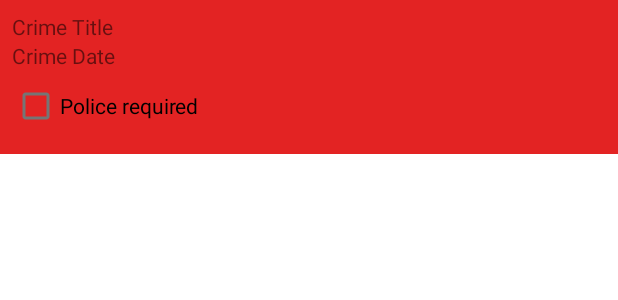
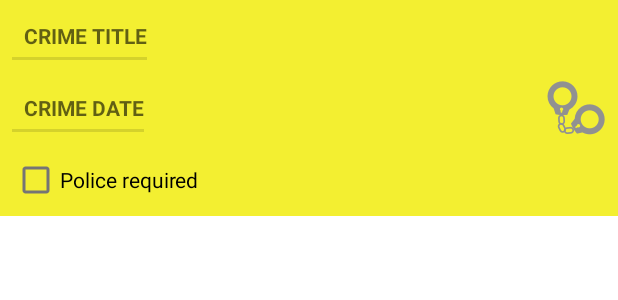
Before and after one commit to VitalyPerm/CriminalIntent, an Android app: the layout list_item_crime_police_required.xml on its own in the app's theme, with its tools: preview values and no code run, on a phone screen of 412 x 824 dp. Shown: the top 300 px of the screen. Run offline under Robolectric (Android 15) with nearby library versions, the phone set to English and light mode, and no system bars.

Commit message:
lesson 11

```diff
--- a/app/build.gradle
+++ b/app/build.gradle
@@ -1,6 +1,7 @@
 plugins {
     id 'com.android.application'
     id 'kotlin-android'
+    id 'kotlin-kapt'
 }
 
 android {
@@ -36,6 +37,8 @@ android {
 dependencies {
     implementation 'androidx.lifecycle:lifecycle-extensions:2.2.0'
     implementation 'androidx.recyclerview:recyclerview:1.2.1'
+    implementation 'androidx.room:room-runtime:2.4.0-alpha03'
+    kapt("androidx.room:room-compiler:2.3.0")
 
     implementation "org.jetbrains.kotlin:kotlin-stdlib:$kotlin_version"
     implementation 'androidx.core:core-ktx:1.6.0'
--- a/app/src/main/AndroidManifest.xml
+++ b/app/src/main/AndroidManifest.xml
@@ -3,6 +3,7 @@
     package="com.elvitalya.criminalintent">
 
     <application
+        android:name=".CriminalIntentApplication"
         android:allowBackup="true"
         android:icon="@mipmap/ic_launcher"
         android:label="@string/app_name"
--- a/app/src/main/java/com/elvitalya/criminalintent/Crime.kt
+++ b/app/src/main/java/com/elvitalya/criminalintent/Crime.kt
@@ -1,9 +1,11 @@
 package com.elvitalya.criminalintent
 
+import androidx.room.Entity
+import androidx.room.PrimaryKey
 import java.util.*
-
+@Entity
 data class Crime(
-    val id: UUID = UUID.randomUUID(),
+    @PrimaryKey val id: UUID = UUID.randomUUID(),
     var title: String = "",
     var date: Date = Date(),
     var isSolved: Boolean = false,
--- a/app/src/main/res/layout/list_item_crime_police_required.xml
+++ b/app/src/main/res/layout/list_item_crime_police_required.xml
@@ -1,25 +1,55 @@
 <?xml version="1.0" encoding="utf-8"?>
-<LinearLayout xmlns:android="http://schemas.android.com/apk/res/android"
+<androidx.constraintlayout.widget.ConstraintLayout xmlns:android="http://schemas.android.com/apk/res/android"
+    xmlns:app="http://schemas.android.com/apk/res-auto"
+    xmlns:tools="http://schemas.android.com/tools"
+    android:id="@+id/linearLayout"
     android:layout_width="match_parent"
-    android:layout_height="wrap_content"
-    android:orientation="vertical"
-    android:background="#E32323"
-    android:padding="8dp">
+    android:background="#F3EF31"
+    android:layout_height="wrap_content">
 
     <TextView
+        style="?android:listSeparatorTextViewStyle"
         android:id="@+id/crime_title"
-        android:layout_width="match_parent"
+        android:layout_width="wrap_content"
         android:layout_height="wrap_content"
-        android:text="Crime Title" />
+        android:layout_marginStart="8dp"
+        android:layout_marginTop="8dp"
+        android:layout_marginBottom="8dp"
+        android:text="Crime Title"
+        app:layout_constraintBottom_toTopOf="@id/crime_date"
+        app:layout_constraintStart_toStartOf="parent"
+        app:layout_constraintTop_toTopOf="parent" />
 
     <TextView
+        style="?android:listSeparatorTextViewStyle"
         android:id="@+id/crime_date"
-        android:layout_width="match_parent"
+        android:layout_width="wrap_content"
         android:layout_height="wrap_content"
-        android:text="Crime Date" />
+        android:layout_marginStart="8dp"
+        android:layout_marginTop="8dp"
+        android:layout_marginBottom="8dp"
+        android:text="Crime Date"
+        app:layout_constraintBottom_toTopOf="@id/police_required"
+        app:layout_constraintStart_toStartOf="parent"
+        app:layout_constraintTop_toBottomOf="@id/crime_title" />
+
     <CheckBox
         android:id="@+id/police_required"
         android:layout_width="wrap_content"
         android:layout_height="wrap_content"
-        android:text="Police required"/>
-</LinearLayout>
+        android:layout_marginStart="8dp"
+        android:layout_marginTop="8dp"
+        android:text="Police required"
+        app:layout_constraintStart_toStartOf="parent"
+        app:layout_constraintTop_toBottomOf="@id/crime_date" />
+
+    <ImageView
+        android:id="@+id/crime_solved"
+        android:layout_width="wrap_content"
+        android:layout_height="wrap_content"
+        android:layout_marginEnd="8dp"
+        app:layout_constraintBottom_toBottomOf="parent"
+        app:layout_constraintEnd_toEndOf="parent"
+        app:layout_constraintTop_toTopOf="parent"
+        app:srcCompat="@drawable/ic_solved" />
+</androidx.constraintlayout.widget.ConstraintLayout>
```
Also changed, not shown: app/src/main/java/com/elvitalya/criminalintent/CrimeListFragment.kt (+28 -11 lines), app/src/main/java/com/elvitalya/criminalintent/CrimeListViewModel.kt (+2 -13 lines), app/src/main/java/com/elvitalya/criminalintent/CrimeRepository.kt (added, +39 -0 lines), app/src/main/java/com/elvitalya/criminalintent/CriminalIntentApplication.kt (added, +10 -0 lines), app/src/main/java/com/elvitalya/criminalintent/database/CrimeDao.kt (added, +17 -0 lines), app/src/main/java/com/elvitalya/criminalintent/database/CrimeDataBase.kt (added, +12 -0 lines), app/src/main/java/com/elvitalya/criminalintent/database/CrimeTypeConverters.kt (added, +27 -0 lines), app/src/main/res/layout/list_item_crime.xml (+36 -9 lines), app/src/main/res/drawable-hdpi/ic_solved.png (added), app/src/main/res/drawable-mdpi/ic_solved.png (added), app/src/main/res/drawable-xhdpi/ic_solved.png (added), app/src/main/res/drawable-xxhdpi/ic_solved.png (added), app/src/main/res/drawable-xxxhdpi/ic_solved.png (added).
